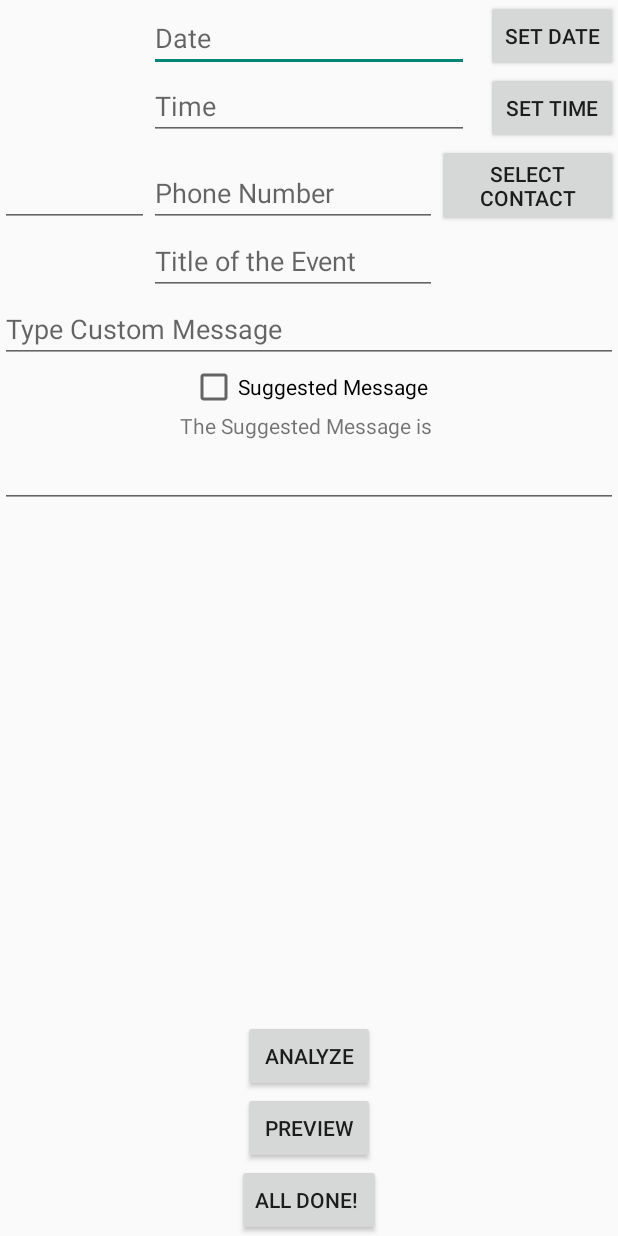
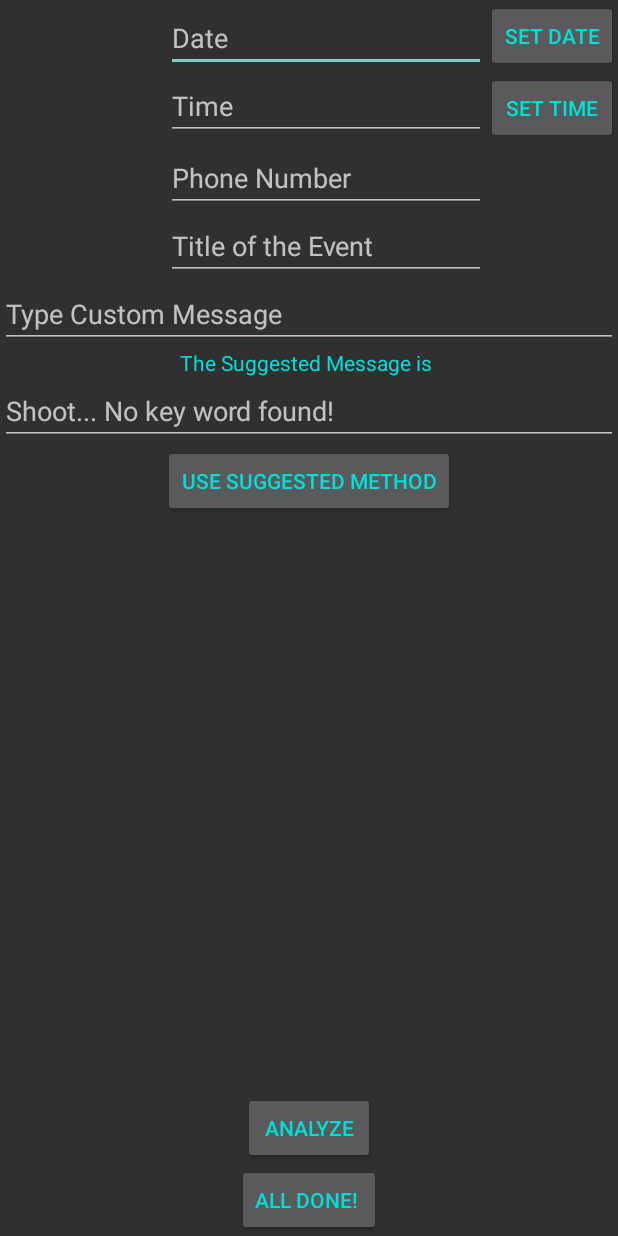
Before and after one commit to TimothyKrajewski/AndroidApp, an Android app: the newEvent screen opened directly, with no data from a screen before it, on a phone screen of 412 x 824 dp. Run offline under Robolectric (Android 15) with nearby library versions, the phone set to English and light mode, and no system bars.

Commit message:
Finished everything but comments

```diff
--- a/TextCapsule/app/build.gradle
+++ b/TextCapsule/app/build.gradle
@@ -3,6 +3,7 @@ apply plugin: 'com.android.application'
 android {
     compileSdkVersion 23
     buildToolsVersion "23.0.1"
+
 
     defaultConfig {
         applicationId "com.timkrajewski.textcapsule"
@@ -30,4 +31,5 @@ dependencies {
 }
 dependencies {
     compile 'com.facebook.android:facebook-android-sdk:4.7.0'
+
 }
--- a/TextCapsule/app/src/main/AndroidManifest.xml
+++ b/TextCapsule/app/src/main/AndroidManifest.xml
@@ -26,8 +26,10 @@
             </intent-filter>
         </activity>
         <activity android:name=".newEvent"
-            android:parentActivityName=".home"/>
-        <activity android:name=".previewEvent" />
+            android:parentActivityName=".home"
+
+            />
+
         <activity android:name=".sendMessage" />
 
         <activity android:name="com.facebook.FacebookActivity"
--- a/TextCapsule/app/src/main/java/com/timkrajewski/textcapsule/analysisAlgorithm.java
+++ b/TextCapsule/app/src/main/java/com/timkrajewski/textcapsule/analysisAlgorithm.java
@@ -19,7 +19,7 @@ public class analysisAlgorithm
 
     public static String analyze(String titl)
     {
-
+        msg="Shoot.. no key word found!";
 
         for(int i = 0; i < keyWords.length; i++)
         {
--- a/TextCapsule/app/src/main/res/layout/new_event.xml
+++ b/TextCapsule/app/src/main/res/layout/new_event.xml
@@ -18,6 +18,7 @@
             android:layout_gravity="center_horizontal">
 
             <Button
+                android:textColor="#01DFD7"
                 android:layout_width="wrap_content"
                 android:layout_height="wrap_content"
                 android:text="Set Date"
@@ -28,16 +29,19 @@
                 android:layout_alignParentEnd="true" />
 
             <EditText
+                android:textColor="#01DFD7"
                 android:layout_width="wrap_content"
                 android:layout_height="wrap_content"
                 android:inputType="date"
                 android:ems="10"
                 android:id="@+id/editSetDate"
                 android:layout_above="@+id/editSetTime"
-                android:layout_centerHorizontal="true"
-                android:hint="Date" />
+                android:hint="Date"
+                android:layout_toLeftOf="@+id/dateSetBut"
+                android:layout_toStartOf="@+id/dateSetBut" />
 
             <EditText
+                android:textColor="#01DFD7"
                 android:layout_width="wrap_content"
                 android:layout_height="wrap_content"
                 android:inputType="time"
@@ -49,6 +53,7 @@
                 android:hint="Time" />
 
             <Button
+                android:textColor="#01DFD7"
                 android:layout_width="wrap_content"
                 android:layout_height="wrap_content"
                 android:text="Set Time"
@@ -59,19 +64,19 @@
                 android:onClick="setTime"/>
 
             <EditText
+                android:textColor="#01DFD7"
                 android:layout_width="wrap_content"
                 android:layout_height="wrap_content"
                 android:inputType="phone"
                 android:ems="10"
                 android:id="@+id/editPhoneNum"
-                android:layout_alignBottom="@+id/button"
+                android:hint="Phone Number"
                 android:layout_alignLeft="@+id/editSetTime"
                 android:layout_alignStart="@+id/editSetTime"
-                android:hint="Phone Number"
-                android:layout_toLeftOf="@+id/button"
-                android:layout_toStartOf="@+id/button" />
+                android:layout_below="@+id/timeSetBut" />
 
             <EditText
+                android:textColor="#01DFD7"
                 android:layout_width="wrap_content"
                 android:layout_height="wrap_content"
                 android:id="@+id/editEventTitle"
@@ -84,6 +89,7 @@
                 android:layout_alignEnd="@+id/editPhoneNum" />
 
             <EditText
+                android:textColor="#01DFD7"
                 android:layout_width="wrap_content"
                 android:layout_height="wrap_content"
                 android:id="@+id/editCustomMsg"
@@ -91,21 +97,12 @@
                 android:layout_below="@+id/editEventTitle"
                 android:layout_alignParentLeft="true"
                 android:layout_alignParentStart="true"
-                android:layout_alignRight="@+id/button"
-                android:layout_alignEnd="@+id/button"
-                android:inputType="textMultiLine"/>
+                android:inputType="textMultiLine"
+                android:layout_alignParentRight="true"
+                android:layout_alignParentEnd="true" />
 
             <Button
-                android:layout_width="wrap_content"
-                android:layout_height="wrap_content"
-                android:text="Select Contact"
-                android:id="@+id/button"
-                android:layout_below="@+id/timeSetBut"
-                android:onClick="selectContact"
-                android:layout_toRightOf="@+id/textView3"
-                android:layout_toEndOf="@+id/textView3" />
-
-            <Button
+                android:textColor="#01DFD7"
                 style="?android:attr/buttonStyleSmall"
                 android:layout_width="wrap_content"
                 android:layout_height="wrap_content"
@@ -115,61 +112,47 @@
                 android:layout_alignParentBottom="true"
                 android:layout_centerHorizontal="true" />
 
-            <EditText
-                android:layout_width="wrap_content"
-                android:layout_height="wrap_content"
-                android:id="@+id/editContactName"
-                android:layout_above="@+id/editEventTitle"
-                android:layout_alignParentLeft="true"
-                android:layout_alignParentStart="true"
-                android:layout_toLeftOf="@+id/editPhoneNum"
-                android:layout_toStartOf="@+id/editPhoneNum" />
-
             <Button
+                android:textColor="#01DFD7"
                 android:layout_width="wrap_content"
                 android:layout_height="wrap_content"
                 android:text="Analyze"
                 android:id="@+id/saveDataBut"
                 android:onClick="runAnalysis"
-                android:layout_above="@+id/previewBut"
-                android:layout_centerHorizontal="true" />
+                android:layout_centerHorizontal="true"
+                android:layout_above="@+id/finishBut" />
 
-            <Button
+            <TextView
+                android:textColor="#01DFD7"
                 android:layout_width="wrap_content"
                 android:layout_height="wrap_content"
-                android:text="Preview"
-                android:id="@+id/previewBut"
-                android:onClick="goToPreviewEvent"
-                android:layout_above="@+id/finishBut"
-                android:layout_centerHorizontal="true" />
-
-            <CheckBox
-                android:layout_width="wrap_content"
-                android:layout_height="wrap_content"
-                android:text="Suggested Message"
-                android:id="@+id/checkSugMsg"
-                android:checked="false"
-                android:onClick="useSugMsg"
+                android:text="The Suggested Message is "
+                android:id="@+id/sugMsg"
                 android:layout_below="@+id/editCustomMsg"
                 android:layout_centerHorizontal="true" />
 
-            <TextView
-                android:layout_width="wrap_content"
-                android:layout_height="wrap_content"
-                android:text="The Suggested Message is "
-                android:id="@+id/textView3"
-                android:layout_below="@+id/checkSugMsg"
-                android:layout_centerHorizontal="true" />
-
             <EditText
+                android:textColor="#01DFD7"
                 android:layout_width="wrap_content"
                 android:layout_height="wrap_content"
                 android:id="@+id/editSugMsg"
-                android:layout_below="@+id/textView3"
+                android:hint="Shoot... No key word found!"
+                android:layout_below="@+id/sugMsg"
                 android:layout_alignParentLeft="true"
                 android:layout_alignParentStart="true"
-                android:layout_alignRight="@+id/button"
-                android:layout_alignEnd="@+id/button" />
+                android:layout_alignRight="@+id/timeSetBut"
+                android:layout_alignEnd="@+id/timeSetBut"
+                android:editable="false" />
+
+            <Button
+                android:textColor="#01DFD7"
+                android:layout_width="wrap_content"
+                android:layout_height="wrap_content"
+                android:text="Use Suggested Method"
+                android:id="@+id/button"
+                android:onClick="useSugMsg"
+                android:layout_below="@+id/editSugMsg"
+                android:layout_centerHorizontal="true" />
 
         </RelativeLayout>
     </LinearLayout>
--- a/TextCapsule/app/src/main/res/values/styles.xml
+++ b/TextCapsule/app/src/main/res/values/styles.xml
@@ -1,8 +1,10 @@
 <resources>
 
     <!-- Base application theme. -->
-    <style name="AppTheme" parent="Theme.AppCompat.Light.DarkActionBar">
+    <style name="AppTheme" parent="Theme.AppCompat">
         <!-- Customize your theme here. -->
+
+
     </style>
 
 </resources>
```
Also changed, not shown: TextCapsule/app/src/main/java/com/timkrajewski/textcapsule/event.java (+85 -60 lines), TextCapsule/app/src/main/java/com/timkrajewski/textcapsule/eventList.java (deleted, +0 -14 lines), TextCapsule/app/src/main/java/com/timkrajewski/textcapsule/home.java (+74 -55 lines), TextCapsule/app/src/main/java/com/timkrajewski/textcapsule/newEvent.java (+70 -63 lines), TextCapsule/app/src/main/java/com/timkrajewski/textcapsule/previewEvent.java (deleted, +0 -72 lines), TextCapsule/app/src/main/java/com/timkrajewski/textcapsule/sendMessage.java (+7 -3 lines), TextCapsule/app/src/main/res/layout/activity_home.xml (+17 -9 lines), TextCapsule/app/src/main/res/drawable/calendar_plus.png (added), TextCapsule/app/src/main/res/drawable/send.png (added), TextCapsule/app/src/main/res/mipmap-mdpi/ic_launcher.png (deleted), TextCapsule/app/src/main/res/mipmap-xhdpi/ic_launcher.png (deleted), TextCapsule/app/src/main/res/mipmap-xxhdpi/ic_launcher.png (deleted).
